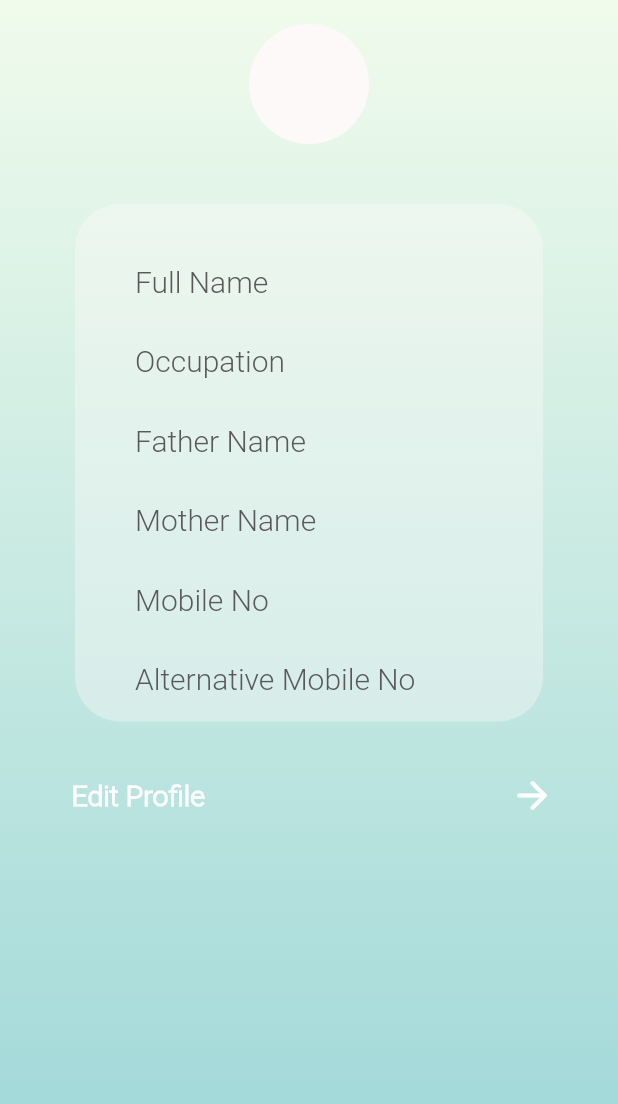
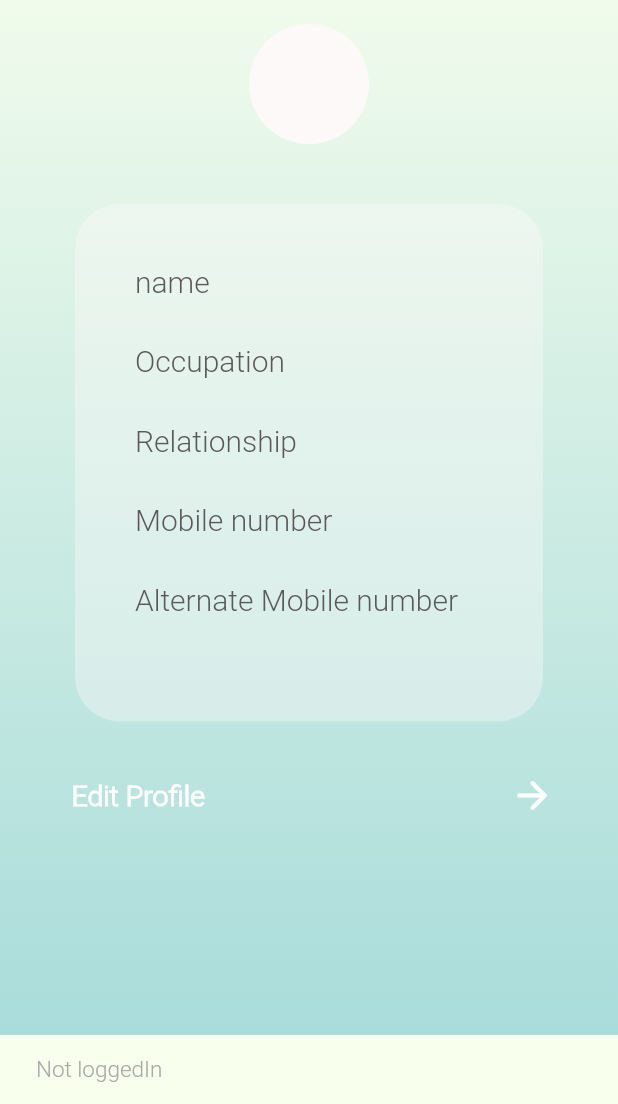
Before and after one commit to rashi-ash/BLink_app, a Flutter app: the ParentProfileEdit screen opened directly, after a tap on the "arrow forward" icon, on a phone screen of 412 x 824 dp, the part 132-1236 px from its top. Run offline on Flutter 3.47's test engine with Material 2 defaults, Android fonts, the light colour scheme and no system bars; our stand-ins replace cloud_firestore, firebase_auth, firebase_core, get, image_picker, modal_progress_hud_nsn; accounts and stored records are empty; Roboto replaces fonts that are missing (Rockwell).

Commit message:
parent database connected

```diff
--- a/lib/Contents/parent-profile-edit.dart
+++ b/lib/Contents/parent-profile-edit.dart
@@ -1,5 +1,9 @@
 import 'package:blink/Contents/parent-profile-view.dart';
 import 'package:flutter/material.dart';
+import 'package:firebase_auth/firebase_auth.dart';
+import 'package:blink/Contents/functions/sform.dart';
+import 'package:cloud_firestore/cloud_firestore.dart';
+import 'package:blink/Contents/parent-profile-view.dart';
 
 class ParentProfileEdit extends StatefulWidget {
   const ParentProfileEdit({Key? key}) : super(key: key);
@@ -9,6 +13,47 @@ class ParentProfileEdit extends StatefulWidget {
 }
 
 class _ParentProfileEditState extends State<ParentProfileEdit> {
+  final _auth = FirebaseAuth.instance;
+  final _fireStore = FirebaseFirestore.instance;
+  String? loggedUser;
+  final name = TextEditingController();
+  final occupation = TextEditingController();
+  final relationship = TextEditingController();
+  final altMobile = TextEditingController();
+  final mobile = TextEditingController();
+  getItemAndNavigate(BuildContext context) {
+    try {
+      final details = _fireStore.collection("users").doc(loggedUser).update({
+        "Occupation": occupation.text,
+        "Relationship": relationship.text,
+        "AlternateMobileNumber": altMobile.text,
+      });
+
+      Navigator.push(
+          context, MaterialPageRoute(builder: ((context) => ParentProfile())));
+    } catch (e) {
+      print(e);
+    }
+  }
+
+  void getUserID() async {
+    try {
+      final users = await _auth.currentUser;
+      if (users != null) {
+        loggedUser = users.uid;
+      }
+    } catch (e) {
+      print(e);
+    }
+  }
+
+  @override
+  void initState() {
+    // TODO: implement initState
+    super.initState();
+    getUserID();
+  }
+
   @override
   Widget build(BuildContext context) {
     return Scaffold(
@@ -26,7 +71,6 @@ class _ParentProfileEditState extends State<ParentProfileEdit> {
               Expanded(
                 child: ListView(
                   children: [
-
                     const SizedBox(
                       height: 49,
                     ),
@@ -46,166 +90,49 @@ class _ParentProfileEditState extends State<ParentProfileEdit> {
                     ),
                     CircleAvatar(
                       radius: 40,
-                      backgroundColor: const Color(0xffFDF9F9).withOpacity(0.99),
+                      backgroundColor:
+                          const Color(0xffFDF9F9).withOpacity(0.99),
                     ),
                     Padding(
                       padding: const EdgeInsets.only(
-                          top: 45, bottom: 5, left: 50, right: 50),
-                      child: TextField(
-                        cursorColor: const Color(0xff46665E),
-                        decoration: InputDecoration(
-                          contentPadding: const EdgeInsets.symmetric(
-                              horizontal: 30, vertical: 20),
-                          border: OutlineInputBorder(
-                            borderRadius: BorderRadius.circular(30.0),
-                            borderSide: const BorderSide(
-                              width: 0,
-                              style: BorderStyle.none,
-                            ),
-                          ),
-                          filled: true,
-                          hintStyle:
-                          const TextStyle(color: Color(0xffABAAAA)),
-                          hintText: "Full Name",
-                          fillColor:
-                          const Color(0xffFDF9F9).withOpacity(0.39),
-                        ),
-                        keyboardType: TextInputType.name,
-                      ),
+                          top: 50, bottom: 10, left: 50, right: 50),
+                      child: Formfield(
+                          controllers: name,
+                          hintText: "full name",
+                          type: TextInputType.name),
                     ),
                     Padding(
                       padding: const EdgeInsets.only(
-                          top: 5,  left: 50, right: 50),
-                      child: TextField(
-                        cursorColor: const Color(0xff46665E),
-                        decoration: InputDecoration(
-                          contentPadding: const EdgeInsets.symmetric(
-                              horizontal: 30, vertical: 20),
-                          border: OutlineInputBorder(
-                            borderRadius: BorderRadius.circular(30.0),
-                            borderSide: const BorderSide(
-                              width: 0,
-                              style: BorderStyle.none,
-                            ),
-                          ),
-                          filled: true,
-                          hintStyle:
-                          const TextStyle(color: Color(0xffABAAAA)),
+                          top: 5, bottom: 10, left: 50, right: 50),
+                      child: Formfield(
+                          controllers: occupation,
                           hintText: "Occupation",
-                          fillColor:
-                          const Color(0xffFDF9F9).withOpacity(0.38),
-                        ),
-                        keyboardType: TextInputType.text,
-                        obscureText: true,
-                      ),
+                          type: TextInputType.name),
                     ),
                     Padding(
-                      padding: const EdgeInsets.only(left: 50, right: 50, top: 10, bottom: 10),
-                      child: Row(
-                        children: [
-                          Expanded(
-                            child: TextField(
-                              cursorColor: const Color(0xff46665E),
-                              decoration: InputDecoration(
-                                contentPadding: const EdgeInsets.symmetric(
-                                    horizontal: 30, vertical: 20),
-                                border: OutlineInputBorder(
-                                  borderRadius: BorderRadius.circular(30.0),
-                                  borderSide: const BorderSide(
-                                    width: 0,
-                                    style: BorderStyle.none,
-                                  ),
-                                ),
-                                filled: true,
-                                hintStyle:
-                                const TextStyle(color: Color(0xffABAAAA)),
-                                hintText: "Father",
-                                fillColor:
-                                const Color(0xffFDF9F9).withOpacity(0.39),
-                              ),
-                              keyboardType: TextInputType.name,
-                            ),
-                          ),
-                          Expanded(
-                            child: Padding(
-                              padding: const EdgeInsets.only(left: 10),
-                              child: TextField(
-                                cursorColor: const Color(0xff46665E),
-
-                                decoration: InputDecoration(
-                                  contentPadding: const EdgeInsets.symmetric(
-                                      horizontal: 30, vertical: 20),
-                                  border: OutlineInputBorder(
-                                    borderRadius: BorderRadius.circular(30.0),
-                                    borderSide: const BorderSide(
-                                      width: 0,
-                                      style: BorderStyle.none,
-                                    ),
-                                  ),
-                                  filled: true,
-                                  hintStyle:
-                                  const TextStyle(color: Color(0xffABAAAA)),
-                                  hintText: "Mother",
-                                  fillColor:
-                                  const Color(0xffFDF9F9).withOpacity(0.39),
-                                ),
-                                keyboardType: TextInputType.name,
-                              ),
-                            ),
-                          ),
-                        ],
+                      padding: const EdgeInsets.only(
+                          top: 5, bottom: 10, left: 50, right: 50),
+                      child: Formfield(
+                          controllers: relationship,
+                          hintText: "Relationship with the student",
+                          type: TextInputType.name),
+                    ),
+                    Padding(
+                      padding: const EdgeInsets.only(
+                          bottom: 10, left: 50, right: 50),
+                      child: Formfield(
+                        controllers: mobile,
+                        hintText: "mobile number",
+                        type: TextInputType.number,
                       ),
                     ),
                     Padding(
                       padding: const EdgeInsets.only(
                           bottom: 10, left: 50, right: 50),
-                      child: TextField(
-                        cursorColor: const Color(0xff46665E),
-                        decoration: InputDecoration(
-                          contentPadding: const EdgeInsets.symmetric(
-                              horizontal: 30, vertical: 20),
-                          border: OutlineInputBorder(
-                            borderRadius: BorderRadius.circular(30.0),
-                            borderSide: const BorderSide(
-                              width: 0,
-                              style: BorderStyle.none,
-                            ),
-                          ),
-                          filled: true,
-                          hintStyle:
-                          const TextStyle(color: Color(0xffABAAAA)),
-                          hintText: "Mobile Number",
-                          fillColor:
-                          const Color(0xffFDF9F9).withOpacity(0.39),
-                        ),
-                        keyboardType: TextInputType.phone,
-                      ),
-                    ),
-
-
-                    Padding(
-                      padding: const EdgeInsets.only(
-                          bottom: 5, left: 50, right: 50),
-                      child: TextField(
-                        cursorColor: const Color(0xff46665E),
-                        decoration: InputDecoration(
-                          contentPadding: const EdgeInsets.symmetric(
-                              horizontal: 30, vertical: 20),
-                          border: OutlineInputBorder(
-                            borderRadius: BorderRadius.circular(30.0),
-                            borderSide: const BorderSide(
-                              width: 0,
-                              style: BorderStyle.none,
-                            ),
-                          ),
-                          filled: true,
-                          hintStyle:
-                          const TextStyle(color: Color(0xffABAAAA)),
-                          hintText: "Alternative Mobile number",
-                          fillColor:
-                          const Color(0xffFDF9F9).withOpacity(0.35),
-                        ),
-                        keyboardType: TextInputType.phone,
+                      child: Formfield(
+                        controllers: altMobile,
+                        hintText: "Alternate mobile number",
+                        type: TextInputType.number,
                       ),
                     ),
                     Row(
@@ -217,18 +144,18 @@ class _ParentProfileEditState extends State<ParentProfileEdit> {
                               top: 18, bottom: 25, right: 15),
                           child: TextButton(
                             onPressed: () {
-                              Navigator.push(
-                                  context,
-                              MaterialPageRoute(
-                                  builder: ((context) => const ParentProfile())
-                              ));
+                              getItemAndNavigate(context);
+                              // Navigator.push(
+                              //     context,
+                              //     MaterialPageRoute(
+                              //         builder: ((context) =>
+                              //             const ParentProfile())));
                             },
                             child: const Icon(Icons.arrow_forward_rounded,
                                 size: 30, color: Colors.white),
                             style: TextButton.styleFrom(
                               shape: RoundedRectangleBorder(
-                                  borderRadius:
-                                  BorderRadius.circular(15)),
+                                  borderRadius: BorderRadius.circular(15)),
                             ),
                           ),
                         ),
--- a/lib/Contents/parent-profile-view.dart
+++ b/lib/Contents/parent-profile-view.dart
@@ -1,5 +1,8 @@
 import 'package:blink/Contents/parent-profile-edit.dart';
 import 'package:flutter/material.dart';
+import 'package:firebase_auth/firebase_auth.dart';
+import 'package:cloud_firestore/cloud_firestore.dart';
+import 'package:blink/Contents/functions/profileView.dart';
 class ParentProfile extends StatefulWidget {
   const ParentProfile({Key? key}) : super(key: key);
 
@@ -8,6 +11,61 @@ class ParentProfile extends StatefulWidget {
 }
 
 class _ParentProfileState extends State<ParentProfile> {
+  String nameHolder = "name";
+  String occupationHolder = "Occupation";
+  String relationshipHolder = "Relationship";
+  String mobileHolder = "Mobile number";
+  String alternateMobileHolder = "Alternate Mobile number";
+  final _auth = FirebaseAuth.instance;
+  final _fireStore = FirebaseFirestore.instance;
+  String loggedUser ="no uid";
+  void getUserID() {
+    try {
+      final users = _auth.currentUser;
+      if (users != null) {
+        loggedUser = users.uid;
+      }
+    } catch (e) {
+      print(e);
+    }
+  }
+  dynamic getDetails(String user) async {
+    print(user);
+    if(loggedUser.length > 25){
+      final detail = await _fireStore.collection("users").doc(user).get();
+      setState(() {
+        nameHolder = detail.data()?['fullName'] ?? "name";
+        occupationHolder = detail.data()?['Occupation'] ?? "Occupation";
+        relationshipHolder = detail.data()?['Relationship'] ?? "Relationship";
+        mobileHolder = detail.data()?['phone'] ?? "phone";
+        alternateMobileHolder = detail.data()?['AlternateMobileNumber'] ?? "AlternateMobileNumber";
+      });
+    }else{
+      var message = 'Not loggedIn';
+      final snackBar = SnackBar(
+        content: Text(
+          message,
+          style: const TextStyle(
+              color: Color(0xffABAAAA),
+              // color: Color(0xff388A75),y
+              fontFamily: 'Roboto',
+              fontWeight: FontWeight.w500,
+              fontSize: 15),
+        ),
+        backgroundColor: const Color(0xffF9FFED),
+      );
+
+      ScaffoldMessenger.of(context).showSnackBar(snackBar);
+    }
+
+  }
+@override
+  void initState() {
+    // TODO: implement initState
+    super.initState();
+    getUserID();
+    getDetails(loggedUser);
+  }
   @override
   Widget build(BuildContext context) {
     return Scaffold(
@@ -61,75 +119,21 @@ class _ParentProfileState extends State<ParentProfile> {
                           padding: const EdgeInsets.all(40),
                           child: Column(
                             crossAxisAlignment: CrossAxisAlignment.start,
-                            children: const [
-                              Text(
-                                'Full Name',
-                                style: TextStyle(
-                                    color: Color(0xff5a5959),
-                                    // color: Color(0xff388A75),
-                                    fontFamily: 'Rockwell',
-                                    fontSize: 20,
-                                    fontWeight: FontWeight.normal),
+                            children:  [
+                              ProfileView(
+                                text: nameHolder,
                               ),
-                              SizedBox(
-                                height: 30,
+                              ProfileView(
+                                text: occupationHolder,
                               ),
-                              Text(
-                                'Occupation',
-                                style: TextStyle(
-                                    color: Color(0xff5a5959),
-                                    // color: Color(0xff388A75),
-                                    fontFamily: 'Rockwell',
-                                    fontSize: 20,
-                                    fontWeight: FontWeight.normal),
+                              ProfileView(
+                                text: relationshipHolder,
                               ),
-                              SizedBox(
-                                height: 30,
+                              ProfileView(
+                                text: mobileHolder,
                               ),
-                              Text(
-                                'Father Name',
-                                style: TextStyle(
-                                    color: Color(0xff5a5959),
-                                    // color: Color(0xff388A75),
-                                    fontFamily: 'Rockwell',
-                                    fontSize: 20,
-                                    fontWeight: FontWeight.normal),
-                              ),
-                              SizedBox(
-                                height: 30,
-                              ),
-                              Text(
-                                'Mother Name',
-                                style: TextStyle(
-                                    color: Color(0xff5a5959),
-                                    // color: Color(0xff388A75),
-                                    fontFamily: 'Rockwell',
-                                    fontSize: 20,
-                                    fontWeight: FontWeight.normal),
-                              ),
-                              SizedBox(
-                                height: 30,
-                              ),
-                              Text(
-                                'Mobile No',
-                                style: TextStyle(
-                                    color: Color(0xff5a5959),
-                                    // color: Color(0xff388A75),
-                                    fontFamily: 'Rockwell',
-                                    fontSize: 20,
-                                    fontWeight: FontWeight.normal),
-                              ),
-                              SizedBox(
-                                height: 30,
-                              ),
-                              Text(
-                                'Alternative Mobile No',
-                                style: TextStyle(
-                                    color: Color(0xff5a5959),
-                                    // color: Color(0xff388A75),
-                                    fontFamily: 'Rockwell',
-                                    fontSize: 20,
-                                    fontWeight: FontWeight.normal),
+                              ProfileView(
+                                text: alternateMobileHolder,
                               ),
                             ],
                           ),
--- a/lib/Contents/student-profile-view.dart
+++ b/lib/Contents/student-profile-view.dart
@@ -29,7 +29,7 @@ class StudentProfile extends StatefulWidget {
 
 class _StudentProfileState extends State<StudentProfile> {
   String nameHolder = "name";
-  String parentHolder = "name";
+  String parentHolder = "parent name";
   String deptHolder = "department";
   String emailHolder = "email";
   String yearHolder = "year";
--- a/lib/Contents/teacher-profile-edit.dart
+++ b/lib/Contents/teacher-profile-edit.dart
@@ -26,7 +26,7 @@ class _TeacherProfileEditState extends State<TeacherProfileEdit> {
       final details = _fireStore.collection("users").doc(loggedUser).update({
         "Department": dept.text,
         "Subject": subject.text,
-        "AlternateMobileNumber": mobile.text,
+        "AlternateMobileNumber": altMobile.text,
       });
 
       Navigator.push(
```
